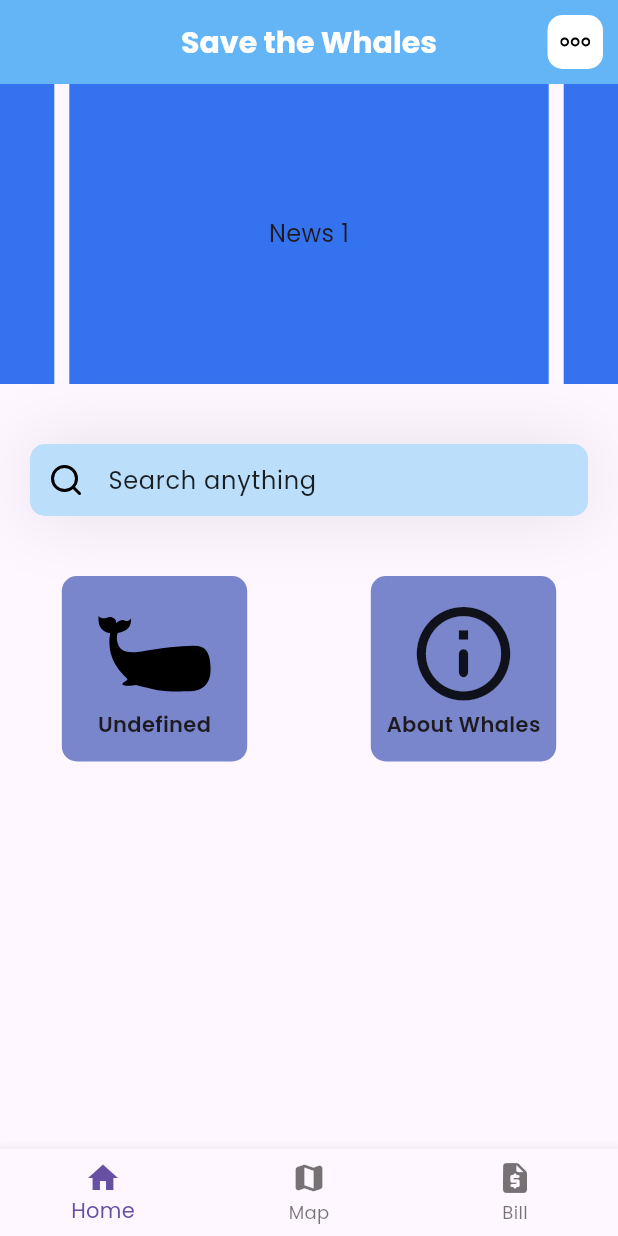
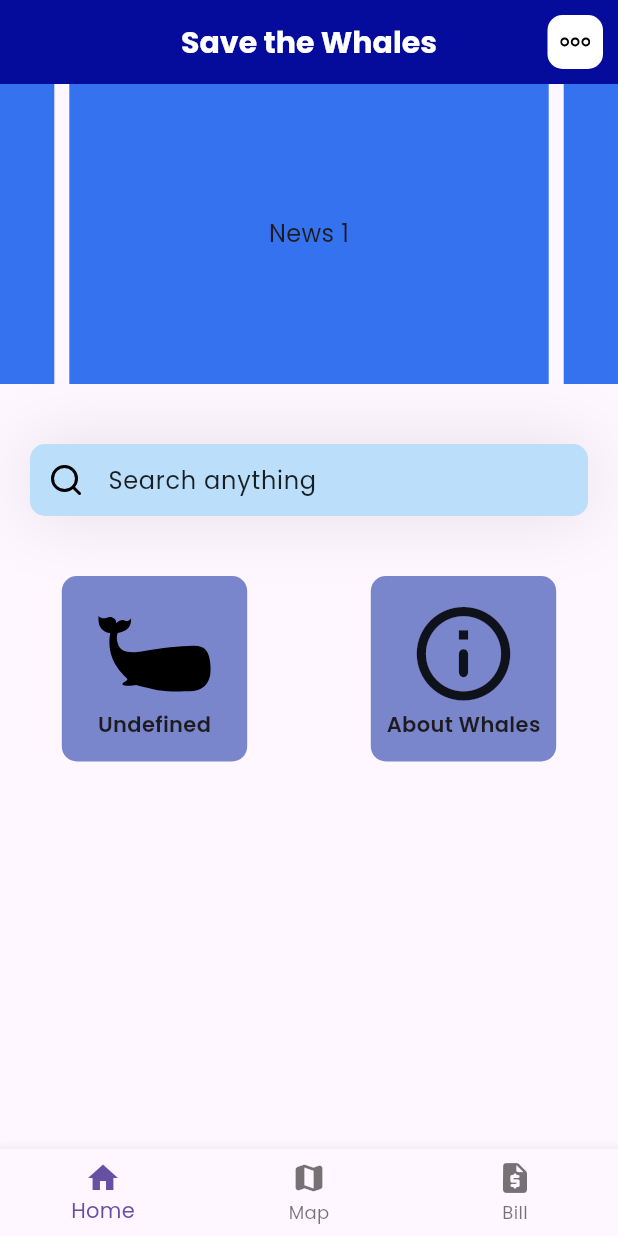
Before and after one commit to AstericsDS/savethewhales, a Flutter app: the screen it shows after launch, on a phone screen of 412 x 824 dp. Run offline on Flutter 3.47's test engine with Material 3 defaults, Android fonts, the phone set to English and light mode, and no system bars; drawn by our look-alikes of carousel_slider; our stand-ins replace flutter_map, flutter_svg, latlong2, sqflite, sqflite_common_ffi; accounts and stored records are empty.

Commit message:
color blue

```diff
--- a/lib/pages/home.dart
+++ b/lib/pages/home.dart
@@ -57,7 +57,7 @@ class _HomepageState extends State<Homepage> {
         ),
       ),
       centerTitle: true,
-      backgroundColor: Colors.blue[300],
+      backgroundColor: Color(0xFF050C9C),
       actions: [
         Container(
           margin: const EdgeInsets.all(10),
--- a/lib/pages/statistics.dart
+++ b/lib/pages/statistics.dart
@@ -26,7 +26,7 @@ class _StatPageState extends State<StatPage> {
             Center(
               child: Title(
                 color: Colors.black,
-                child: Text(
+                child: const Text(
                   'Ambarawa',
                   style: TextStyle(
                     fontSize: 24,
```
